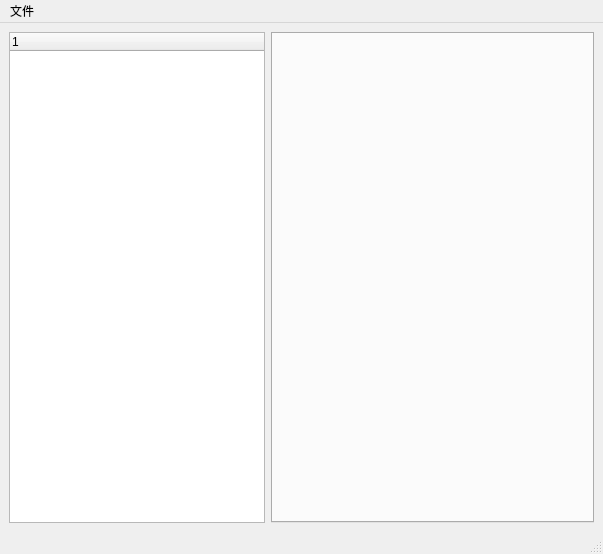
The window that Main.ui (dop-lm/CSTI-ModEditor) describes before a commit, drawn with Qt 5.
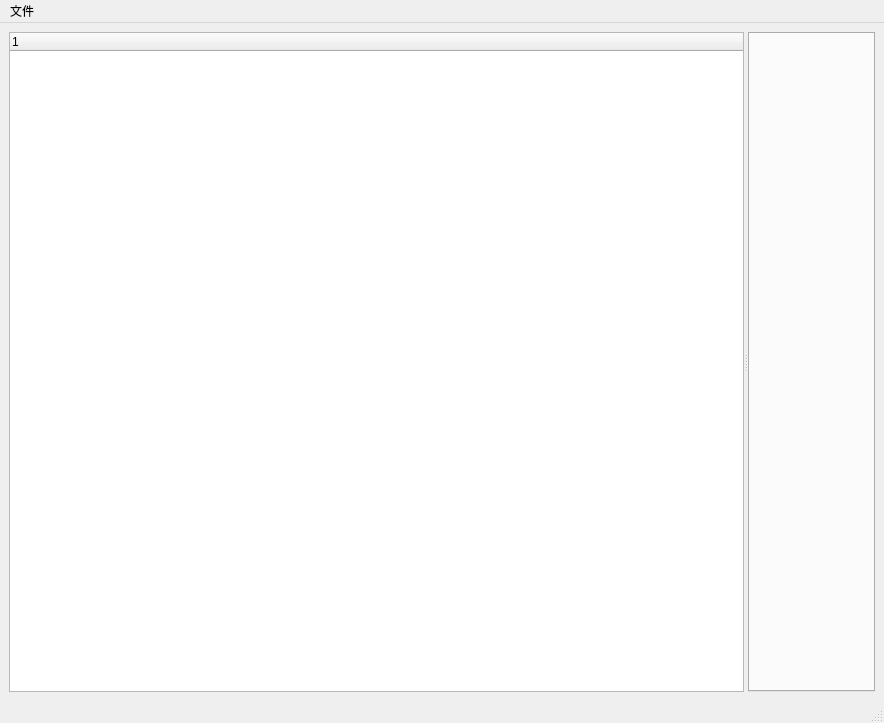
The same window after the commit.

What changed in the file:
```diff
--- a/Main.ui
+++ b/Main.ui
@@ -6,18 +6,20 @@
    <rect>
     <x>0</x>
     <y>0</y>
-    <width>603</width>
-    <height>554</height>
+    <width>884</width>
+    <height>723</height>
    </rect>
   </property>
   <property name="windowTitle">
    <string>ModEditor</string>
   </property>
   <widget class="QWidget" name="centralwidget">
-   <layout class="QGridLayout" name="gridLayout_2">
-    <item row="0" column="0">
      <layout class="QGridLayout" name="gridLayout">
       <item row="0" column="0">
+     <widget class="QSplitter" name="splitter">
+      <property name="orientation">
+       <enum>Qt::Horizontal</enum>
+      </property>
        <widget class="QTreeWidget" name="treeWidget">
         <property name="enabled">
          <bool>true</bool>
@@ -28,12 +30,14 @@
           <verstretch>0</verstretch>
          </sizepolicy>
         </property>
-       </widget>
-      </item>
-      <item row="0" column="1">
+       <column>
+        <property name="text">
+         <string notr="true">1</string>
+        </property>
+       </column>
+      </widget>
        <widget class="QTabWidget" name="tabWidget"/>
-      </item>
-     </layout>
+     </widget>
     </item>
    </layout>
   </widget>
@@ -42,7 +46,7 @@
     <rect>
      <x>0</x>
      <y>0</y>
-     <width>603</width>
+     <width>884</width>
      <height>23</height>
     </rect>
    </property>
```
Lines whose indentation alone changed are shown as unchanged.
